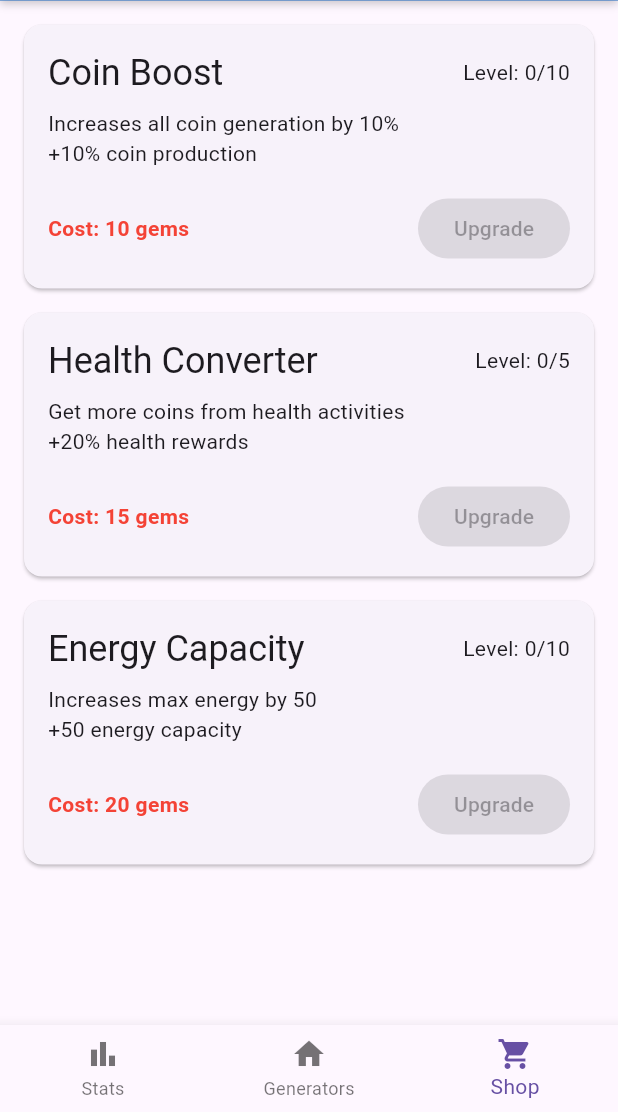
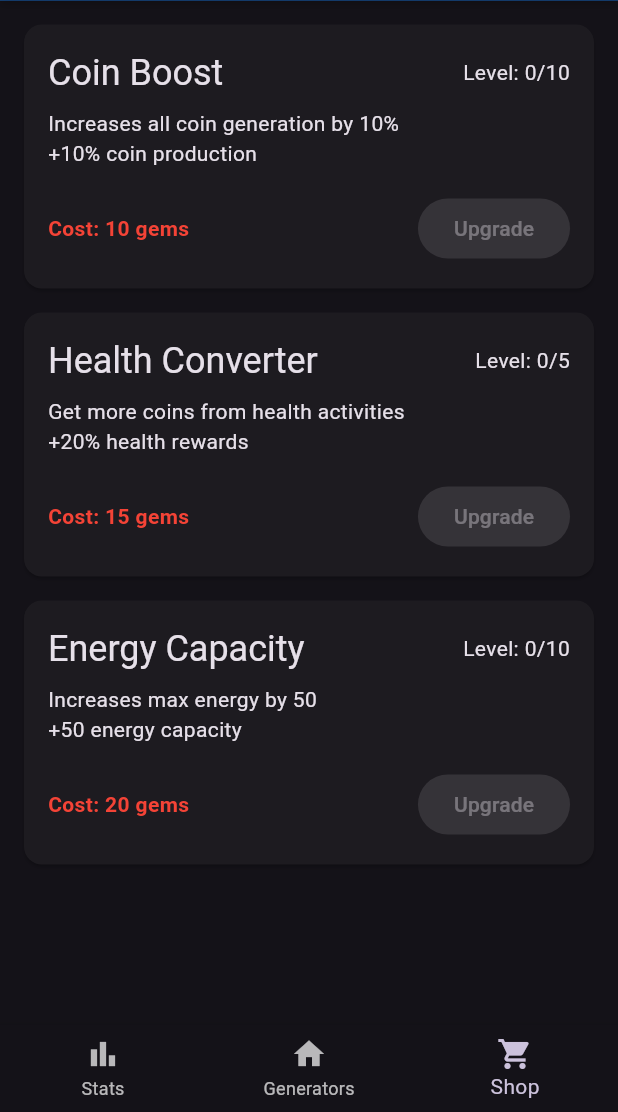
Before and after one commit to enzosv/idlefit-flutter, a Flutter app: the screen it shows after launch, item 3 of the bottom bar chosen, on a phone screen of 412 x 824 dp, the part 124-1236 px from its top. Run offline on Flutter 3.47's test engine with Material 3 defaults, Android fonts, the phone set to English and light mode, and no system bars; our stand-ins replace objectbox, shared_preferences; missing offline and left inert: flame, health; generated files the repository leaves out were written again.

Commit message:
dark mode

```diff
--- a/lib/main.dart
+++ b/lib/main.dart
@@ -43,9 +43,15 @@ class MyApp extends StatelessWidget {
     return MaterialApp(
       title: 'Health Idle Game',
       theme: ThemeData(
+        brightness: Brightness.dark,
         primarySwatch: Colors.blue,
         visualDensity: VisualDensity.adaptivePlatformDensity,
       ),
+      darkTheme: ThemeData(
+        brightness: Brightness.dark,
+        /* dark theme settings */
+      ),
+      themeMode: ThemeMode.dark,
       home: const GameHomePage(),
     );
   }
```
